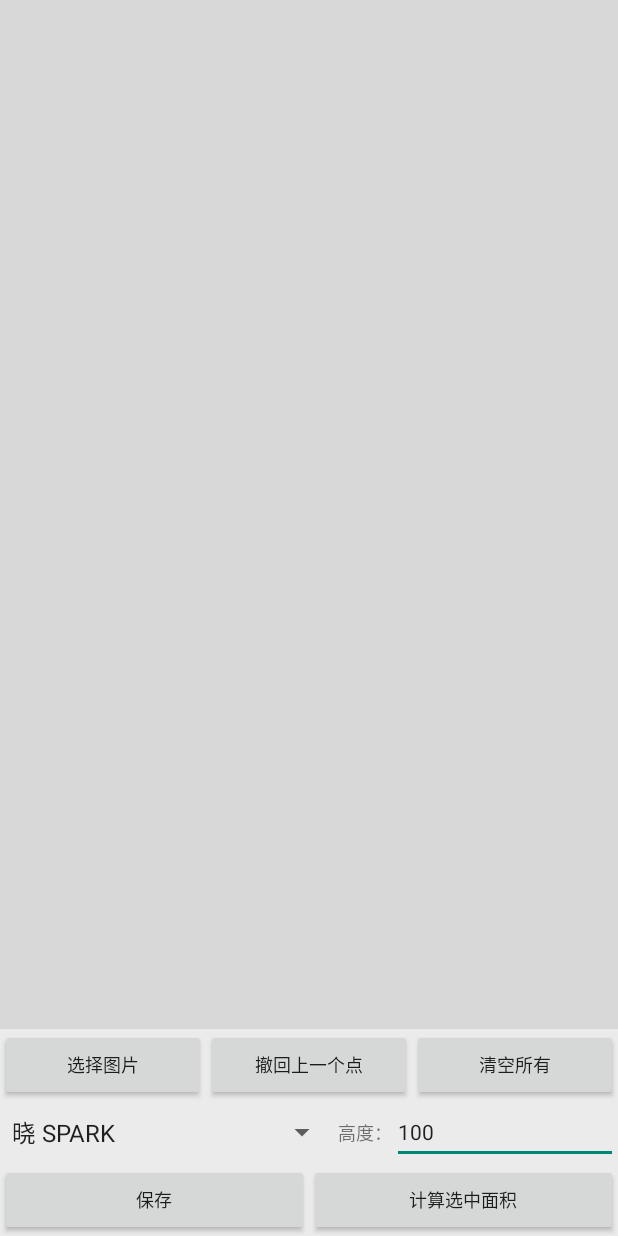
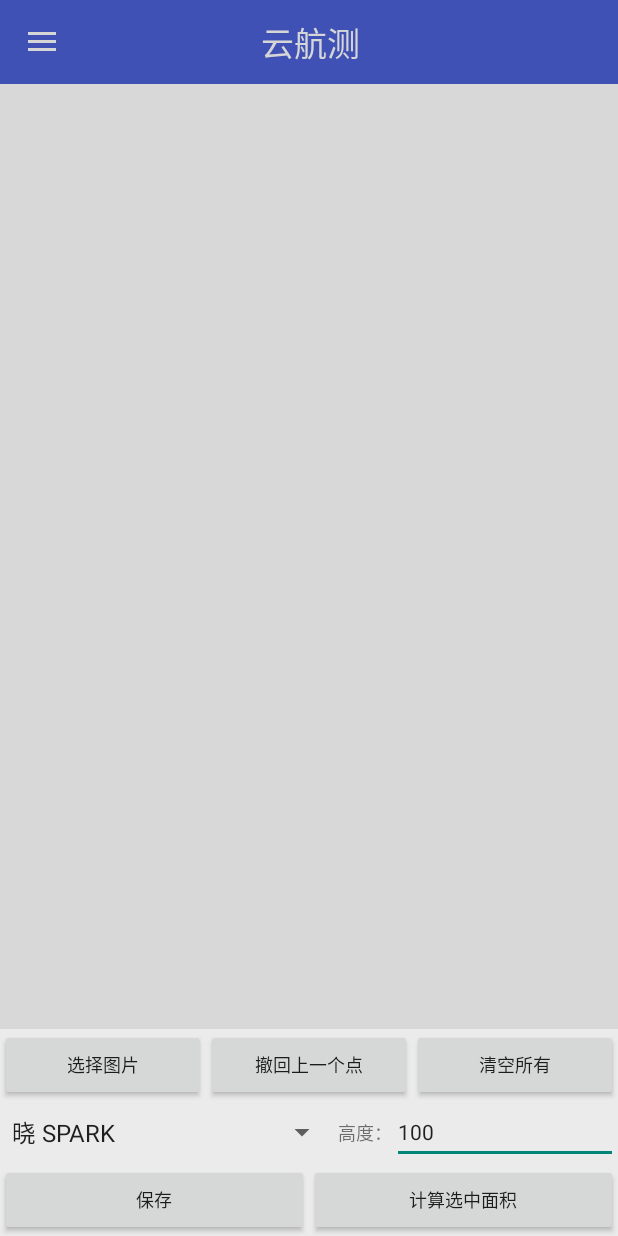
Before and after one commit to liuhu6hu/IrregularPic, an Android app: the Main2Activity screen opened directly, with no data from a screen before it, on a phone screen of 412 x 824 dp. Run offline under Robolectric (Android 15) with nearby library versions, the phone set to English and light mode, and no system bars; libraries missing offline, so code that uses them is left out: cn.pedant, com.allenliu.versionchecklib, com.luck.picture; 3 statements that could not run were skipped.

Commit message:
1.0.1 提交

```diff
--- a/app/src/main/AndroidManifest.xml
+++ b/app/src/main/AndroidManifest.xml
@@ -19,6 +19,7 @@
         tools:replace="android:label,android:icon">
         <activity
             android:name=".ui.Main2Activity"
+            android:theme="@style/AppTheme1"
             android:windowSoftInputMode="adjustResize|stateAlwaysHidden" />
         <activity android:name=".ui.LauncherActivity">
             <intent-filter>
--- a/app/src/main/java/com/product/yunhangce/ui/AboutActivity.java
+++ b/app/src/main/java/com/product/yunhangce/ui/AboutActivity.java
@@ -48,9 +48,8 @@ public class AboutActivity extends AppCompatActivity {
         setContentView(R.layout.activity_about);
         Toolbar toolbarTop = (Toolbar) findViewById(R.id.toolbar);
         TextView mTitle = (TextView) toolbarTop.findViewById(R.id.toolbar_title);
-        toolbarTop.setTitle("");
-
         setSupportActionBar(toolbarTop);
+        getSupportActionBar().setDisplayShowTitleEnabled(false);
         getSupportActionBar().setHomeButtonEnabled(true);
         getSupportActionBar().setDisplayHomeAsUpEnabled(true);
         toolbarTop.setNavigationOnClickListener(new View.OnClickListener() {
--- a/app/src/main/java/com/product/yunhangce/ui/Main2Activity.java
+++ b/app/src/main/java/com/product/yunhangce/ui/Main2Activity.java
@@ -9,7 +9,9 @@ import android.graphics.Color;
 import android.os.Bundle;
 import android.support.annotation.Nullable;
 import android.support.v4.widget.DrawerLayout;
+import android.support.v7.app.ActionBarDrawerToggle;
 import android.support.v7.app.AppCompatActivity;
+import android.support.v7.widget.Toolbar;
 import android.util.Log;
 import android.view.View;
 import android.widget.AdapterView;
@@ -77,11 +79,13 @@ public class Main2Activity extends AppCompatActivity {
     private String path;
     private TextView licenseInfo;
     private TextView licenseDate;
+    private ActionBarDrawerToggle actionBarDrawerToggle;
 
     @Override
     protected void onCreate(Bundle savedInstanceState) {
         super.onCreate(savedInstanceState);
         setContentView(R.layout.activity_main);
+
         initView();
         if (!LicenseUtil.licenseOk()) {
             LicenseUtil.showSimpleLicenseDialog(this);
@@ -139,7 +143,15 @@ public class Main2Activity extends AppCompatActivity {
         drawLeft = (RelativeLayout) findViewById(R.id.draw_left_layout);
         licenseInfo = (TextView) findViewById(R.id.license_info);
         licenseDate = (TextView) findViewById(R.id.license_date);
+        Toolbar toolbarTop = (Toolbar) findViewById(R.id.toolbar);
+        setSupportActionBar(toolbarTop);
+        getSupportActionBar().setHomeButtonEnabled(true); //设置返回键可用
+        getSupportActionBar().setDisplayHomeAsUpEnabled(true);
+        getSupportActionBar().setDisplayShowTitleEnabled(false);
+        actionBarDrawerToggle = new ActionBarDrawerToggle(this, draw, toolbarTop, R.string.navigation_drawer_open, R.string.navigation_drawer_close);
+        draw.addDrawerListener(actionBarDrawerToggle);
 
+        actionBarDrawerToggle.syncState();//状态
         support = (LinearLayout) findViewById(R.id.support);
         updateApp = (LinearLayout) findViewById(R.id.update_app);
         aboutApp = (LinearLayout) findViewById(R.id.about_app);
--- a/app/src/main/res/layout/activity_main.xml
+++ b/app/src/main/res/layout/activity_main.xml
@@ -1,8 +1,39 @@
 <?xml version="1.0" encoding="utf-8"?>
 <LinearLayout xmlns:android="http://schemas.android.com/apk/res/android"
+    xmlns:app="http://schemas.android.com/apk/res-auto"
     android:layout_width="match_parent"
     android:layout_height="match_parent"
+    android:fitsSystemWindows="true"
     android:orientation="vertical">
+
+    <android.support.v7.widget.Toolbar
+        android:id="@+id/toolbar"
+        android:layout_width="match_parent"
+        android:layout_height="wrap_content"
+        android:layout_gravity="center"
+        android:background="@color/colorPrimary"
+        android:minHeight="?attr/actionBarSize"
+        app:contentInsetStart="0dp"
+        app:layout_constraintEnd_toEndOf="parent"
+        app:layout_constraintHorizontal_bias="0.0"
+        app:layout_constraintStart_toStartOf="parent"
+        app:popupTheme="@style/AppTheme.PopupOverlay"
+        app:theme="@style/AppTheme.PopupOverlay"
+        app:titleTextColor="@color/white">
+
+        <TextView
+            android:layout_width="wrap_content"
+            android:layout_height="wrap_content"
+            android:layout_centerHorizontal="true"
+            android:layout_centerInParent="true"
+            android:layout_centerVertical="true"
+            android:layout_gravity="center"
+            android:singleLine="true"
+            android:text="@string/app_name2"
+            android:textAlignment="center"
+            android:textColor="@color/white"
+            android:textSize="22sp" />
+    </android.support.v7.widget.Toolbar>
 
     <android.support.v4.widget.DrawerLayout
         android:id="@+id/draw"
--- a/app/src/main/res/values/strings.xml
+++ b/app/src/main/res/values/strings.xml
@@ -36,4 +36,6 @@
     <string name="gitHub">item context</string>
     <string name="crop_res">裁剪结果</string>
     <string name="loading">数据加载中...</string>
+    <string name="navigation_drawer_open">open</string>
+    <string name="navigation_drawer_close">close</string>
 </resources>
```
Also changed, not shown: app/build.gradle (+18 -5 lines), app/src/main/java/com/product/yunhangce/ui/RegisterLicenseActivity.java (+4 -3 lines), app/src/main/java/com/product/yunhangce/util/CropImage.java (deleted, +0 -7 lines).
